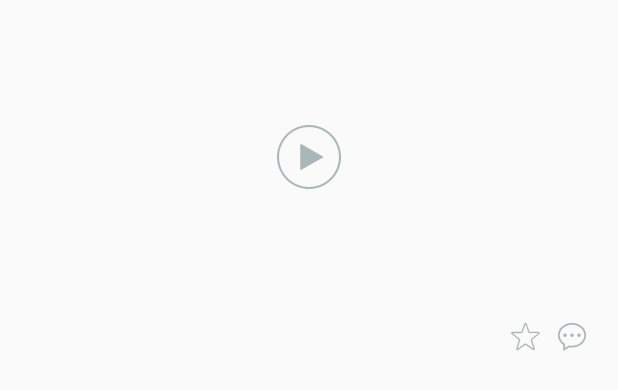
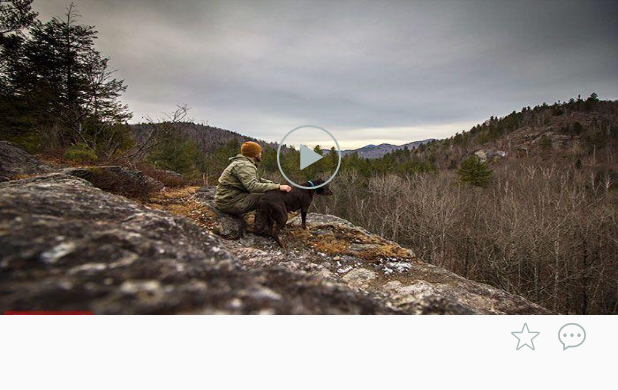
Before and after one commit to jiahairan123/ColorfulChoice, an Android app: the layout fragment_video_child_listview.xml on its own in the app's theme, with its tools: preview values and no code run, on a phone screen of 412 x 824 dp. Shown: the top 390 px of the screen. Run offline under Robolectric (Android 15) with nearby library versions, the light colour scheme and no system bars; plain views replace VideoView.

Commit message:
Month9-29视频完成

```diff
--- a/app/src/main/java/com/example/dllo/colorfulchoice/video/recommend/RecommendFragment.java
+++ b/app/src/main/java/com/example/dllo/colorfulchoice/video/recommend/RecommendFragment.java
@@ -1,4 +1,6 @@
 package com.example.dllo.colorfulchoice.video.recommend;
+
+import android.util.Log;
 
 import com.example.dllo.colorfulchoice.R;
 import com.example.dllo.colorfulchoice.base.BaseFragment;
@@ -31,6 +33,7 @@ public class RecommendFragment extends BaseFragment implements XListView.IXListV
         xListView.setPullLoadEnable(true);
         xListView.setXListViewListener(this);
         String url = URLValue.VIDEO_FIRST_URL + informationQuantity + URLValue.VIDEO_SECOND_URL + (informationQuantity += 20) + URLValue.VIDEO_THIRD_URL + URLValue.VIDEO_RECOMMEND + URLValue.VIDEO_FOURTH_URL;
+        Log.d("RecommendFragment", url);
         codeReuse.setAddNum(20);
         codeReuse.getBean(url,URLValue.VIDEO_COOKIE);
     }
--- a/app/src/main/java/com/example/dllo/colorfulchoice/video/xlistview/XListView.java
+++ b/app/src/main/java/com/example/dllo/colorfulchoice/video/xlistview/XListView.java
@@ -129,7 +129,7 @@ public class XListView extends ListView implements OnScrollListener {
 	public void setPullRefreshEnable(boolean enable) {
 		mEnablePullRefresh = enable;
 		if (!mEnablePullRefresh) { // disable, hide the content
-			mHeaderViewContent.setVisibility(View.INVISIBLE);
+			mHeaderViewContent.setVisibility(View.GONE);
 		} else {
 			mHeaderViewContent.setVisibility(View.VISIBLE);
 		}
@@ -268,8 +268,6 @@ public class XListView extends ListView implements OnScrollListener {
 		}
 	}
 
-
-	//TODO 下面的这个方法是个监听,一会再看
 	@Override
 	public boolean onTouchEvent(MotionEvent ev) {
 		if (mLastY == -1) {
--- a/app/src/main/res/layout/fragment_video_child_listview.xml
+++ b/app/src/main/res/layout/fragment_video_child_listview.xml
@@ -23,7 +23,8 @@
             <ImageView
                 android:id="@+id/video_picture"
                 android:layout_width="match_parent"
-                android:layout_height="match_parent" />
+                android:layout_height="match_parent"
+                android:background="@mipmap/morentupian"/>
 
             <TextView
                 android:id="@+id/video_title"
--- a/app/src/main/res/layout/xlistview_footer.xml
+++ b/app/src/main/res/layout/xlistview_footer.xml
@@ -14,7 +14,7 @@
             android:layout_width="wrap_content"
             android:layout_height="wrap_content"
             android:layout_centerInParent="true"
-            android:visibility="invisible" />
+            android:visibility="gone" />
     </RelativeLayout>
 
 </LinearLayout>
```
Also changed, not shown: app/src/main/java/com/example/dllo/colorfulchoice/video/codereuse/CodeReuse.java (+29 -1 lines), app/src/main/res/mipmap-hdpi/morentupian.jpg (added), 2 other files.
